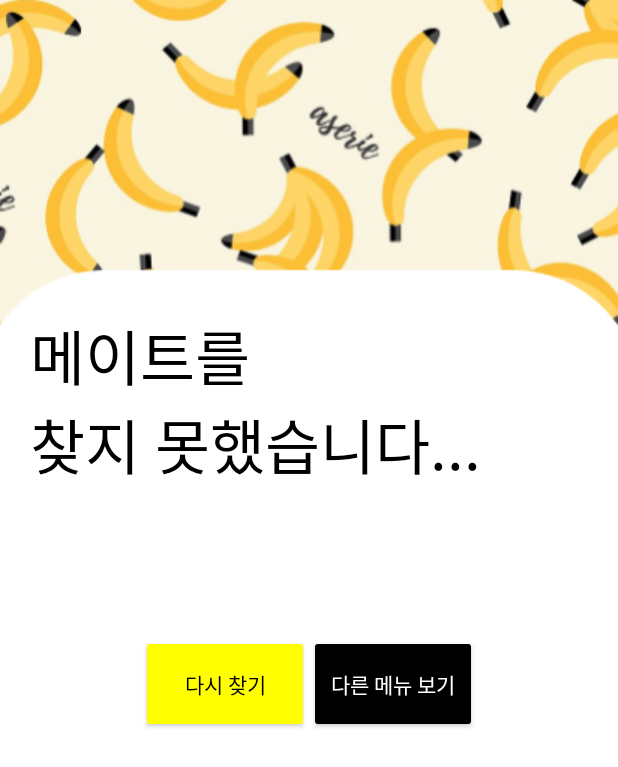
After one commit to CSID-DGU/2022-1-OSSP1-Banana-4, an Android app: the MatchingFailed screen opened directly, with no data from a screen before it, on a phone screen of 412 x 824 dp. The commit adds this screen. Shown: the top 767 px of the screen. Run offline under Robolectric (Android 15) with nearby library versions, the phone set to English and light mode, and no system bars.

Commit message:
매칭실패/성공페이지 수정1

```diff
--- /dev/null
+++ b/app/src/main/java/com/example/myapplication/MatchingFailed.kt
@@ -0,0 +1,11 @@
+package com.example.myapplication
+
+import androidx.appcompat.app.AppCompatActivity
+import android.os.Bundle
+
+class MatchingFailed : AppCompatActivity() {
+    override fun onCreate(savedInstanceState: Bundle?) {
+        super.onCreate(savedInstanceState)
+        setContentView(R.layout.activity_matching_failed)
+    }
+}
--- /dev/null
+++ b/app/src/main/res/layout/activity_matching_failed.xml
@@ -0,0 +1,85 @@
+<?xml version="1.0" encoding="utf-8"?>
+<LinearLayout xmlns:android="http://schemas.android.com/apk/res/android"
+    xmlns:app="http://schemas.android.com/apk/res-auto"
+    xmlns:tools="http://schemas.android.com/tools"
+    android:layout_width="match_parent"
+    android:layout_height="match_parent"
+    android:orientation="vertical"
+    android:background="@drawable/banana_background"
+    tools:context=".MatchingFailed">
+
+
+    >
+
+
+    <LinearLayout
+        android:layout_width="match_parent"
+        android:layout_height="207dp">
+
+    </LinearLayout>
+
+
+    <LinearLayout
+        android:layout_width="match_parent"
+        android:layout_height="match_parent"
+        android:orientation="vertical"
+
+
+        >
+
+
+        <TextView
+
+            android:id="@+id/tv1"
+            android:layout_width="426dp"
+            android:layout_height="129dp"
+            android:layout_marginLeft="20dp"
+            android:text="메이트를\n찾지 못했습니다..."
+            android:textColor="@color/black"
+            android:textSize="40dp" />
+
+        <LinearLayout
+            android:layout_width="380dp"
+            android:layout_height="87dp"
+            android:orientation="horizontal">
+
+            <LinearLayout
+                android:layout_width="match_parent"
+                android:layout_height="wrap_content"
+                android:layout_marginLeft="20dp"
+                android:orientation="vertical"
+
+                />
+
+        </LinearLayout>
+
+        <LinearLayout
+            android:layout_width="match_parent"
+            android:layout_height="64dp"
+            android:gravity="center">
+
+            <Button
+                android:id="@+id/btn_again"
+                android:layout_width="112dp"
+                android:layout_height="65dp"
+                android:text="다시 찾기"
+                android:textColor="@color/black"
+                android:backgroundTint="#ffff00"
+                />
+
+            <Button
+                android:id="@+id/btn_search"
+                android:layout_width="112dp"
+                android:layout_height="65dp"
+                android:text="다른 메뉴 보기"
+                android:textColor="@color/white"
+                android:backgroundTint="#000000"/>
+
+            />
+        </LinearLayout>
+
+
+    </LinearLayout>
+
+
+</LinearLayout>
--- a/app/src/main/res/layout/brand_name.xml
+++ b/app/src/main/res/layout/brand_name.xml
@@ -4,7 +4,8 @@
     xmlns:tools="http://schemas.android.com/tools"
     android:layout_width="match_parent"
     android:layout_height="wrap_content"
-    app:layoutDescription="@xml/brand_name_scene">
+
+    >
 
     <LinearLayout
         android:layout_width="match_parent"
```
Also changed, not shown: app/src/main/AndroidManifest.xml (+8 -3 lines), app/src/main/java/com/example/myapplication/MatchingAdapter.kt (added, +36 -0 lines), app/src/main/java/com/example/myapplication/MatchingData.kt (added, +8 -0 lines), app/src/main/java/com/example/myapplication/MatchingSuccess.kt (added, +11 -0 lines), app/src/main/java/com/example/myapplication/Repo.kt (+6 -5 lines), app/src/main/java/com/example/myapplication/categoryPage.kt (+35 -34 lines), app/src/main/res/layout/activity_matching_success.xml (added, +92 -0 lines), app/src/main/res/layout/matching_dataname.xml (added, +42 -0 lines).
